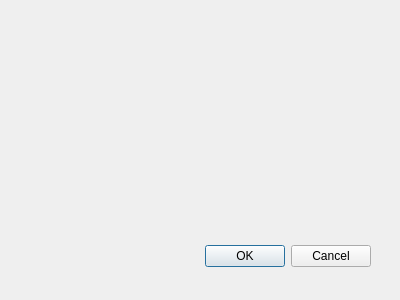
Before: the Qt Designer form qitemeditor.ui in Mike335207/qtsizeanalyzer, drawn with Qt 5.
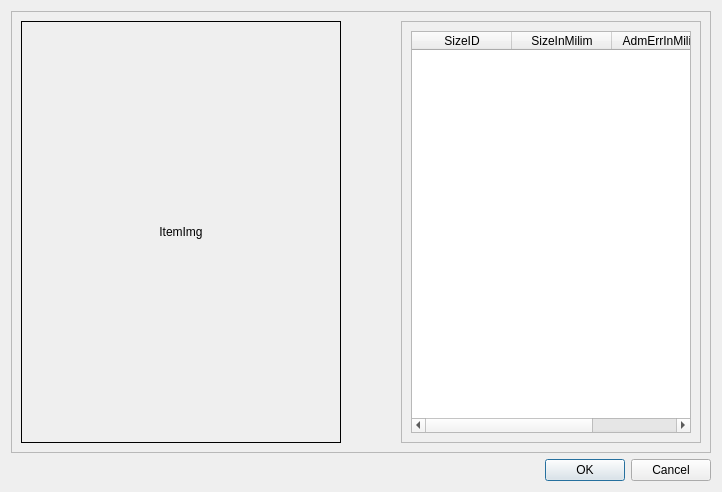
After: the same form once the commit is applied. Custom widgets are drawn as their Qt base class.

What changed in the file:
```diff
--- a/qitemeditor.ui
+++ b/qitemeditor.ui
@@ -8,31 +8,117 @@
    <rect>
     <x>0</x>
     <y>0</y>
-    <width>400</width>
-    <height>300</height>
+    <width>722</width>
+    <height>492</height>
    </rect>
   </property>
   <property name="windowTitle">
    <string>Dialog</string>
   </property>
-  <widget class="QDialogButtonBox" name="buttonBox">
-   <property name="geometry">
-    <rect>
-     <x>30</x>
-     <y>240</y>
-     <width>341</width>
-     <height>32</height>
-    </rect>
-   </property>
-   <property name="orientation">
-    <enum>Qt::Horizontal</enum>
-   </property>
-   <property name="standardButtons">
-    <set>QDialogButtonBox::Cancel|QDialogButtonBox::Ok</set>
-   </property>
-  </widget>
+  <layout class="QVBoxLayout" name="verticalLayout">
+   <item>
+    <widget class="QFrame" name="frame">
+     <property name="frameShape">
+      <enum>QFrame::StyledPanel</enum>
+     </property>
+     <property name="frameShadow">
+      <enum>QFrame::Raised</enum>
+     </property>
+     <layout class="QHBoxLayout" name="horizontalLayout">
+      <item>
+       <widget class="QDisplayLabel" name="lb_itemImg">
+        <property name="minimumSize">
+         <size>
+          <width>320</width>
+          <height>320</height>
+         </size>
+        </property>
+        <property name="frameShape">
+         <enum>QFrame::Panel</enum>
+        </property>
+        <property name="text">
+         <string>ItemImg</string>
+        </property>
+        <property name="alignment">
+         <set>Qt::AlignCenter</set>
+        </property>
+       </widget>
+      </item>
+      <item>
+       <spacer name="horizontalSpacer">
+        <property name="orientation">
+         <enum>Qt::Horizontal</enum>
+        </property>
+        <property name="sizeHint" stdset="0">
+         <size>
+          <width>40</width>
+          <height>20</height>
+         </size>
+        </property>
+       </spacer>
+      </item>
+      <item>
+       <widget class="QFrame" name="frame_2">
+        <property name="minimumSize">
+         <size>
+          <width>300</width>
+          <height>0</height>
+         </size>
+        </property>
+        <property name="frameShape">
+         <enum>QFrame::StyledPanel</enum>
+        </property>
+        <property name="frameShadow">
+         <enum>QFrame::Raised</enum>
+        </property>
+        <layout class="QVBoxLayout" name="verticalLayout_2">
+         <item>
+          <widget class="QTableWidget" name="tabWidget">
+           <property name="columnCount">
+            <number>3</number>
+           </property>
+           <column>
+            <property name="text">
+             <string>SizeID</string>
+            </property>
+           </column>
+           <column>
+            <property name="text">
+             <string>SizeInMilim</string>
+            </property>
+           </column>
+           <column>
+            <property name="text">
+             <string>AdmErrInMilim</string>
+            </property>
+           </column>
+          </widget>
+         </item>
+        </layout>
+       </widget>
+      </item>
+     </layout>
+    </widget>
+   </item>
+   <item>
+    <widget class="QDialogButtonBox" name="buttonBox">
+     <property name="orientation">
+      <enum>Qt::Horizontal</enum>
+     </property>
+     <property name="standardButtons">
+      <set>QDialogButtonBox::Cancel|QDialogButtonBox::Ok</set>
+     </property>
+    </widget>
+   </item>
+  </layout>
  </widget>
- <pixmapfunction/>
+ <customwidgets>
+  <customwidget>
+   <class>QDisplayLabel</class>
+   <extends>QLabel</extends>
+   <header location="global">qdisplaylabel.h</header>
+  </customwidget>
+ </customwidgets>
  <resources/>
  <connections>
   <connection>
```
Left out of the diff: 6 changed lines with no effect on the pictures.
